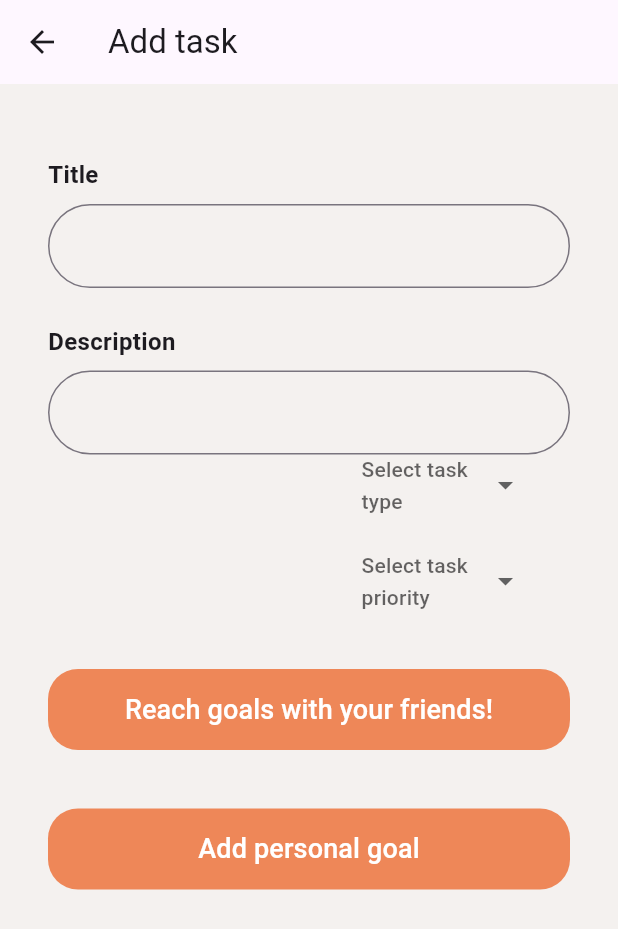
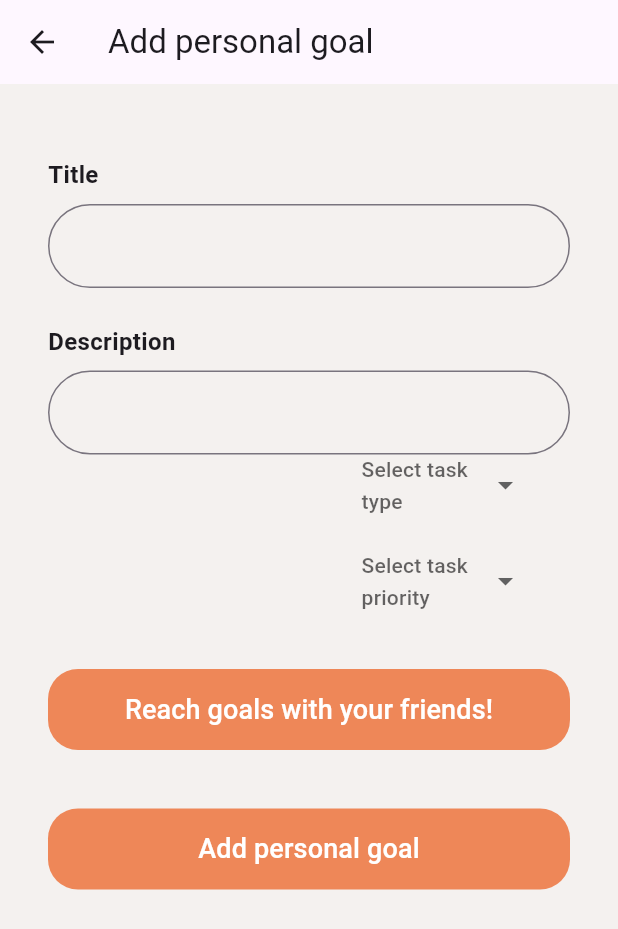
Before and after one commit to Nathan-Augustinov/ITFest, a Flutter app: the screen it shows once a user with an empty profile is signed in, after a tap on the "add" icon, on a phone screen of 412 x 824 dp. Shown: the top 929 px of the screen. Run offline on Flutter 3.47's test engine with Material 3 defaults, Android fonts, the phone set to English and light mode, and no system bars; drawn by our look-alikes of dropdown_button2; our stand-ins replace cloud_firestore, email_validator, firebase_auth, firebase_core, firebase_storage, flutter_riverpod and 4 more; accounts and stored records are empty.

Commit message:
Task - small changes

```diff
--- a/lib/screens/home/home_screen.dart
+++ b/lib/screens/home/home_screen.dart
@@ -96,11 +96,9 @@ class _HomeScreenState extends State<HomeScreen> {
   Widget build(BuildContext context) {
     return Scaffold(
         //TODO: customize appBar
-        appBar: AppBar(
-            // title: const Text("User name"),
-            ),
+
         body: Container(
-          padding: AppInsets.leftRight20,
+      padding: AppInsets.leftRight20.copyWith(top: 50),
       height: MediaQuery.of(context).size.height * 0.7,
       child: Column(mainAxisAlignment: MainAxisAlignment.start, children: [
         Row(
--- a/lib/screens/task/add_task.dart
+++ b/lib/screens/task/add_task.dart
@@ -89,7 +89,7 @@ class _AddTaskScreenState extends State<AddTaskScreen> {
   Widget build(BuildContext context) {
     return Scaffold(
         appBar: AppBar(
-          title: const Text("Add task"),
+          title: const Text("Add personal goal"),
         ),
         //TODO: add legend
         body: Container(
```
Lines whose indentation alone changed are shown as unchanged.
